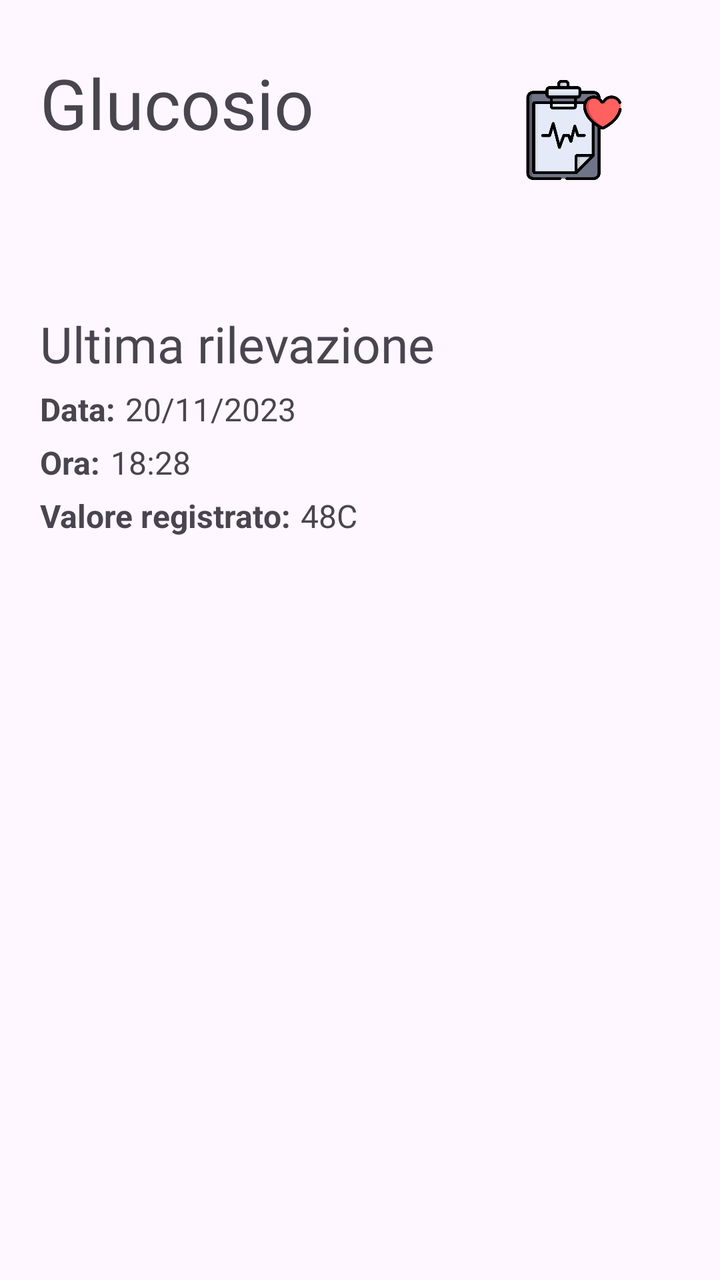
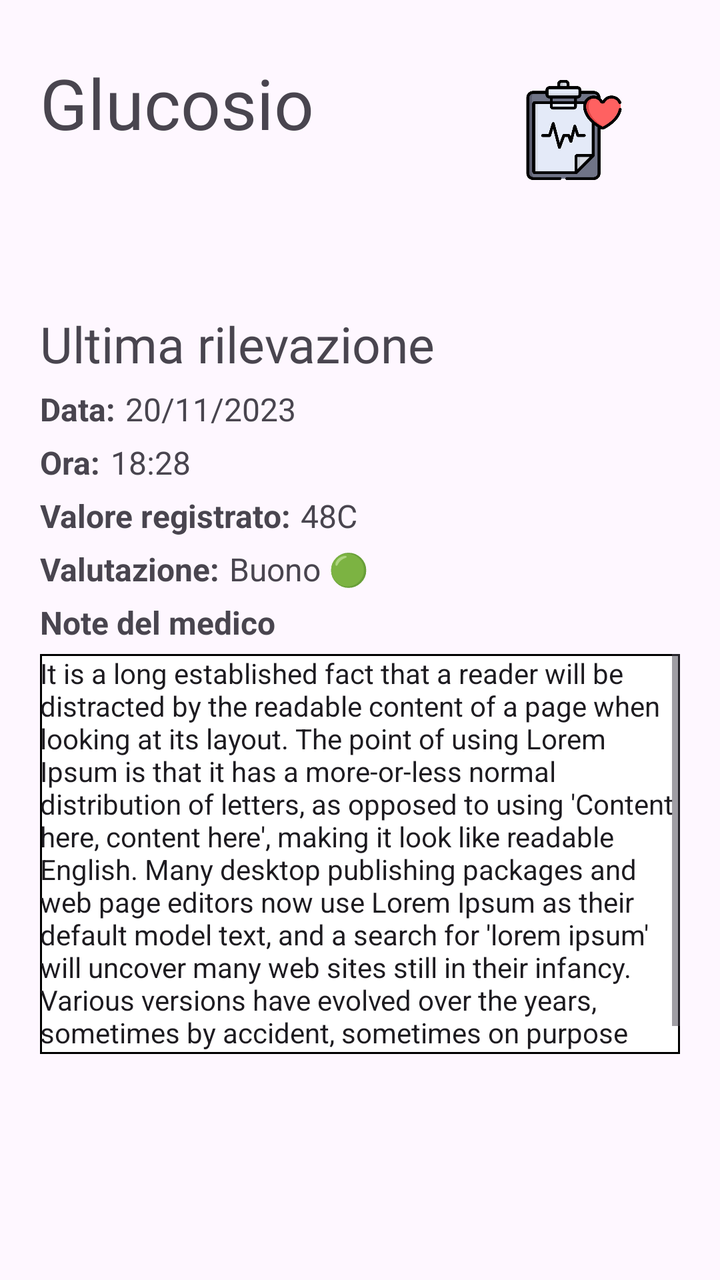

Screens rendered from an Android XML layout before and after an edit, with the pre-edit source and the edit as a unified diff.
<!-- AndroidManifest.xml: application theme Theme.AsilApp -->
<!-- res/layout/fragment_detail_health_history.xml -->
<?xml version="1.0" encoding="utf-8"?>
<androidx.constraintlayout.widget.ConstraintLayout xmlns:android="http://schemas.android.com/apk/res/android"
    xmlns:tools="http://schemas.android.com/tools"
    android:layout_width="match_parent"
    android:layout_height="match_parent"
    xmlns:app="http://schemas.android.com/apk/res-auto"
    tools:context=".view.home.DetailHealthHistoryFragment">


    <TextView
        android:id="@+id/detailHealthHistoryTitle"
        android:layout_width="270dp"
        android:layout_height="103dp"
        android:layout_marginLeft="20dp"
        android:layout_marginTop="28dp"
        android:layout_marginRight="20dp"
        android:fontFamily="@font/titillium_web_bold"
        android:text="Glucosio"
        android:textSize="@dimen/textDetailHealthHistoryTitle"
        app:layout_constraintHorizontal_bias="0.0"
        app:layout_constraintLeft_toLeftOf="parent"
        app:layout_constraintRight_toLeftOf="@+id/iconDetailTitle"
        app:layout_constraintTop_toTopOf="parent" />

    <ImageView
        android:id="@+id/iconDetailTitle"
        android:layout_width="50dp"
        android:layout_height="50dp"
        android:layout_marginTop="40dp"
        android:layout_marginRight="48dp"
        android:src="@drawable/medical_history"
        app:layout_constraintRight_toRightOf="parent"
        app:layout_constraintTop_toTopOf="parent">

    </ImageView>

    <TextView
        android:id="@+id/lastRecordHealthHistory"
        android:layout_width="wrap_content"
        android:layout_height="wrap_content"
        android:layout_marginStart="20dp"
        android:layout_marginTop="24dp"
        android:fontFamily="@font/titillium_web_bold"
        android:text="@string/lastRecordHealtHistory"
        android:textSize="25dp"
        app:layout_constraintStart_toStartOf="parent"
        app:layout_constraintTop_toBottomOf="@+id/detailHealthHistoryTitle" />


    <TextView
        android:id="@+id/dateLastRecordHealthHistoryLabel"
        android:layout_width="wrap_content"
        android:layout_height="wrap_content"
        android:layout_marginStart="20dp"
        android:layout_marginTop="5dp"
        android:text="@string/dateLastRecordHealthHistoryLabel"
        android:textSize="@dimen/valueDetailHealthHistory"
        android:textStyle="bold"
        app:layout_constraintStart_toStartOf="parent"
        app:layout_constraintTop_toBottomOf="@+id/lastRecordHealthHistory" />

    <TextView
        android:id="@+id/dateLastRecordHealthHistory"
        android:layout_width="wrap_content"
        android:layout_height="wrap_content"
        android:layout_marginLeft="5dp"
        android:layout_marginTop="5dp"
        android:text="20/11/2023"
        android:textSize="@dimen/valueDetailHealthHistory"
        app:layout_constraintLeft_toRightOf="@+id/dateLastRecordHealthHistoryLabel"
        app:layout_constraintTop_toBottomOf="@+id/lastRecordHealthHistory" />


    <TextView
        android:id="@+id/timeLastRecordHealthHistoryLabel"
        android:layout_width="wrap_content"
        android:layout_height="wrap_content"
        android:layout_marginStart="20dp"
        android:layout_marginTop="5dp"
        android:text="@string/timeLastRecordHealthHistoryLabel"
        android:textSize="@dimen/valueDetailHealthHistory"
        android:textStyle="bold"
        app:layout_constraintStart_toStartOf="parent"
        app:layout_constraintTop_toBottomOf="@+id/dateLastRecordHealthHistory" />

    <TextView
        android:id="@+id/timeLastRecordHealthHistory"
        android:layout_width="wrap_content"
        android:layout_height="wrap_content"
        android:layout_marginLeft="5dp"
        android:layout_marginTop="5dp"
        android:text="18:28"
        android:textSize="@dimen/valueDetailHealthHistory"
        app:layout_constraintLeft_toRightOf="@+id/timeLastRecordHealthHistoryLabel"
        app:layout_constraintTop_toBottomOf="@+id/dateLastRecordHealthHistory" />



    <TextView
        android:id="@+id/valueLastRecordHealthHistoryLabel"
        android:layout_width="wrap_content"
        android:layout_height="wrap_content"
        android:layout_marginStart="20dp"
        android:layout_marginTop="5dp"
        android:text="@string/valueLastRecordHealthHistoryLabel"
        android:textSize="@dimen/valueDetailHealthHistory"
        android:textStyle="bold"
        app:layout_constraintStart_toStartOf="parent"
        app:layout_constraintTop_toBottomOf="@+id/timeLastRecordHealthHistory" />

    <TextView
        android:id="@+id/valueLastRecordHealthHistory"
        android:layout_width="wrap_content"
        android:layout_height="wrap_content"
        android:layout_marginLeft="5dp"
        android:layout_marginTop="5dp"
        android:text="48"
        android:textSize="@dimen/valueDetailHealthHistory"
        app:layout_constraintLeft_toRightOf="@+id/valueLastRecordHealthHistoryLabel"
        app:layout_constraintTop_toBottomOf="@+id/timeLastRecordHealthHistory" />

    <TextView
        android:id="@+id/unityDetaildHealthHistory"
        android:layout_width="wrap_content"
        android:layout_height="wrap_content"
        android:layout_marginLeft="0dp"
        android:layout_marginTop="5dp"
        android:text="@string/unityTemperature"
        android:textSize="@dimen/valueDetailHealthHistory"
        app:layout_constraintLeft_toRightOf="@+id/valueLastRecordHealthHistory"
        app:layout_constraintTop_toBottomOf="@+id/timeLastRecordHealthHistory" />


</androidx.constraintlayout.widget.ConstraintLayout>
<!-- resources referenced by this layout -->
<resources>
  <dimen name="textDetailHealthHistoryTitle">35dp</dimen>
  <dimen name="valueDetailHealthHistory">16dp</dimen>
  <!-- drawable medical_history: png bitmap (drawable, 22999 bytes) -->
  <string name="dateLastRecordHealthHistoryLabel">Data:</string>
  <string name="lastRecordHealtHistory">Ultima rilevazione</string>
  <string name="timeLastRecordHealthHistoryLabel">Ora:</string>
  <string name="unityTemperature">C</string>
  <string name="valueLastRecordHealthHistoryLabel">Valore registrato:</string>
  <style name="Theme.AsilApp" parent="Base.Theme.AsilApp" />
  <style name="Base.Theme.AsilApp" parent="Theme.Material3.DayNight.NoActionBar">
          
          
      </style>
</resources>

<!-- the commit's change to res/layout/fragment_detail_health_history.xml (unified diff, before → after) -->
@@ -1,9 +1,12 @@
 <?xml version="1.0" encoding="utf-8"?>
-<androidx.constraintlayout.widget.ConstraintLayout xmlns:android="http://schemas.android.com/apk/res/android"
+<ScrollView xmlns:app="http://schemas.android.com/apk/res-auto"
     xmlns:tools="http://schemas.android.com/tools"
     android:layout_width="match_parent"
     android:layout_height="match_parent"
-    xmlns:app="http://schemas.android.com/apk/res-auto"
+    xmlns:android="http://schemas.android.com/apk/res/android">
+<androidx.constraintlayout.widget.ConstraintLayout
+    android:layout_width="match_parent"
+    android:layout_height="match_parent"
     tools:context=".view.home.DetailHealthHistoryFragment">
 
 
@@ -131,4 +134,62 @@
         app:layout_constraintTop_toBottomOf="@+id/timeLastRecordHealthHistory" />
 
 
+
+    <TextView
+        android:id="@+id/evalutationLastRecordHealthHistoryLabel"
+        android:layout_width="wrap_content"
+        android:layout_height="wrap_content"
+        android:layout_marginStart="20dp"
+        android:layout_marginTop="5dp"
+        android:text="@string/evalutationLastRecordHealthHistoryLabel"
+        android:textSize="@dimen/valueDetailHealthHistory"
+        android:textStyle="bold"
+        app:layout_constraintStart_toStartOf="parent"
+        app:layout_constraintTop_toBottomOf="@+id/valueLastRecordHealthHistory" />
+
+    <TextView
+        android:id="@+id/evalutationLastRecordHealthHistory"
+        android:layout_width="wrap_content"
+        android:layout_height="wrap_content"
+        android:layout_marginLeft="5dp"
+        android:layout_marginTop="5dp"
+        android:text="Buono 🟢"
+        android:textSize="@dimen/valueDetailHealthHistory"
+        app:layout_constraintLeft_toRightOf="@+id/evalutationLastRecordHealthHistoryLabel"
+        app:layout_constraintTop_toBottomOf="@+id/valueLastRecordHealthHistory" />
+
+
+
+    <TextView
+        android:id="@+id/doctorNotesLastRecordHealthHistoryLabel"
+        android:layout_width="wrap_content"
+        android:layout_height="wrap_content"
+        android:layout_marginStart="20dp"
+        android:layout_marginTop="5dp"
+        android:text="@string/doctorNotesLastRecordHealthHistoryLabel"
+        android:textSize="@dimen/valueDetailHealthHistory"
+        android:textStyle="bold"
+        app:layout_constraintStart_toStartOf="parent"
+        app:layout_constraintTop_toBottomOf="@+id/evalutationLastRecordHealthHistory" />
+
+
+    <EditText
+        android:id="@+id/doctorNotesLastRecordHealthHistory"
+        android:layout_width="match_parent"
+        android:layout_height="200dp"
+        android:layout_marginStart="20dp"
+        android:layout_marginTop="5dp"
+        android:editable="false"
+        android:layout_marginEnd="20dp"
+        android:background="@drawable/border"
+        android:scrollbarAlwaysDrawHorizontalTrack="false"
+        android:scrollbarAlwaysDrawVerticalTrack="false"
+        android:scrollbars="vertical"
+        android:textSize="@dimen/textSizeDoctorNotes"
+        android:text="It is a long established fact that a reader will be distracted by the readable content of a page when looking at its layout. The point of using Lorem Ipsum is that it has a more-or-less normal distribution of letters, as opposed to using 'Content here, content here', making it look like readable English. Many desktop publishing packages and web page editors now use Lorem Ipsum as their default model text, and a search for 'lorem ipsum' will uncover many web sites still in their infancy. Various versions have evolved over the years, sometimes by accident, sometimes on purpose (injected humour and the like)."
+        app:layout_constraintEnd_toEndOf="parent"
+        app:layout_constraintStart_toStartOf="parent"
+        app:layout_constraintTop_toBottomOf="@+id/doctorNotesLastRecordHealthHistoryLabel" />
+
 </androidx.constraintlayout.widget.ConstraintLayout>
+</ScrollView>
<!-- resource entries referenced after the edit -->
@@ -1,14 +1,23 @@
 <!-- resources referenced by this layout -->
 <resources>
   <dimen name="textDetailHealthHistoryTitle">35dp</dimen>
+  <dimen name="textSizeDoctorNotes">14dp</dimen>
   <dimen name="valueDetailHealthHistory">16dp</dimen>
+  <!-- drawable border (drawable) -->
+  <shape xmlns:android="http://schemas.android.com/apk/res/android" android:shape="rectangle" >
+      <solid android:color="@android:color/white" />
+      <stroke android:width="1dip" android:color="@color/black"/>
+  </shape>
   <!-- drawable medical_history: png bitmap (drawable, 22999 bytes) -->
   <string name="dateLastRecordHealthHistoryLabel">Data:</string>
+  <string name="doctorNotesLastRecordHealthHistoryLabel">Note del medico</string>
+  <string name="evalutationLastRecordHealthHistoryLabel">Valutazione:</string>
   <string name="lastRecordHealtHistory">Ultima rilevazione</string>
   <string name="timeLastRecordHealthHistoryLabel">Ora:</string>
   <string name="unityTemperature">C</string>
   <string name="valueLastRecordHealthHistoryLabel">Valore registrato:</string>
   <style name="Theme.AsilApp" parent="Base.Theme.AsilApp" />
+  <color name="black">#FF000000</color>
   <style name="Base.Theme.AsilApp" parent="Theme.Material3.DayNight.NoActionBar">
           
           
